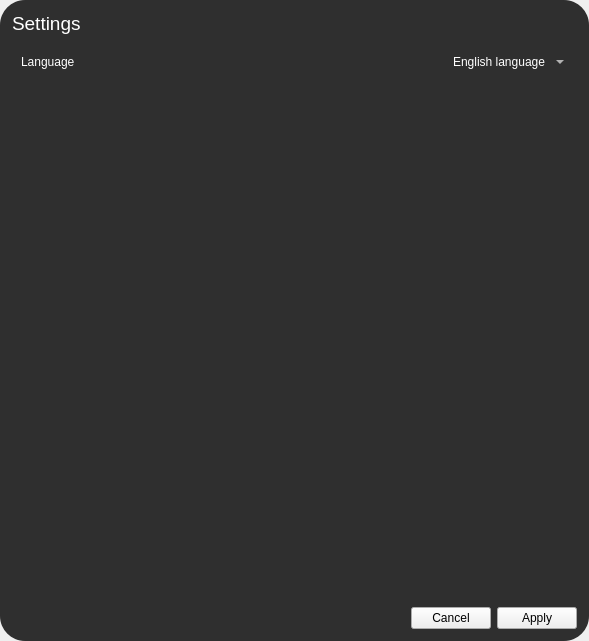
Old version of the form simple_gram_desktop/constructor_app/widgets/settings_widget.ui in the repository cuttlesystems/simplegram.
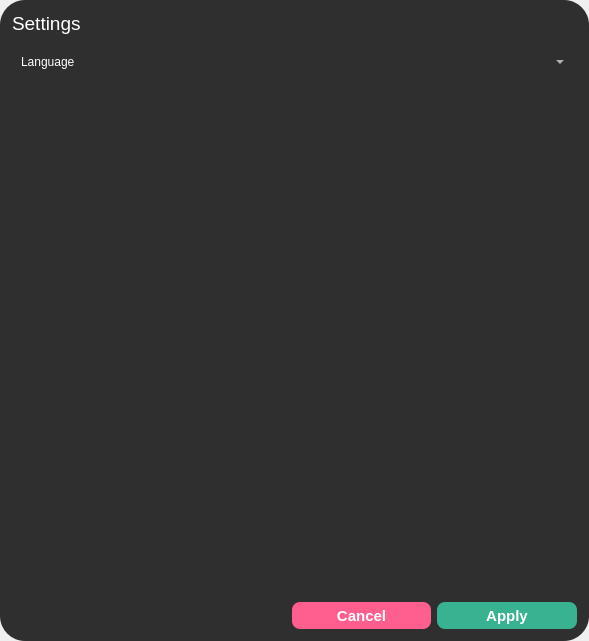
New version of the form.

Commit message: remove trash

The edit to the form file:
```diff
--- a/simple_gram_desktop/constructor_app/widgets/settings_widget.ui
+++ b/simple_gram_desktop/constructor_app/widgets/settings_widget.ui
@@ -101,7 +101,7 @@
            <x>0</x>
            <y>0</y>
            <width>565</width>
-           <height>551</height>
+           <height>548</height>
           </rect>
          </property>
          <property name="styleSheet">
@@ -155,23 +155,12 @@
               <property name="styleSheet">
                <string notr="true">QComboBox{
 color: white;
-}</string>
+}
+QComboBox QAbstractItemView {
+color:white;
+}
+</string>
               </property>
-              <item>
-               <property name="text">
-                <string>English language</string>
-               </property>
-              </item>
-              <item>
-               <property name="text">
-                <string>Русский язык</string>
-               </property>
-              </item>
-              <item>
-               <property name="text">
-                <string>Қазақ тілі</string>
-               </property>
-              </item>
              </widget>
             </item>
            </layout>
@@ -185,6 +174,9 @@
           </item>
           <item>
            <widget class="QListWidget" name="settings_list">
+            <property name="enabled">
+             <bool>false</bool>
+            </property>
             <property name="styleSheet">
              <string notr="true">QListWidget{
 background:transparent;
@@ -211,8 +203,54 @@
           </property>
          </spacer>
         </item>
+        <item>
+         <spacer name="horizontalSpacer_4">
+          <property name="orientation">
+           <enum>Qt::Horizontal</enum>
+          </property>
+          <property name="sizeHint" stdset="0">
+           <size>
+            <width>40</width>
+            <height>20</height>
+           </size>
+          </property>
+         </spacer>
+        </item>
         <item>
          <widget class="QPushButton" name="cancel_button">
+          <property name="sizePolicy">
+           <sizepolicy hsizetype="Expanding" vsizetype="Preferred">
+            <horstretch>0</horstretch>
+            <verstretch>0</verstretch>
+           </sizepolicy>
+          </property>
+          <property name="minimumSize">
+           <size>
+            <width>0</width>
+            <height>27</height>
+           </size>
+          </property>
+          <property name="font">
+           <font>
+            <pointsize>11</pointsize>
+            <bold>true</bold>
+           </font>
+          </property>
+          <property name="styleSheet">
+           <string notr="true">QPushButton{
+border:none;
+border-radius: 8px;
+background-color: #FF5F8F;
+color:white;
+}
+
+QPushButton::hover{
+border:none;
+border-radius: 8px;
+background-color: #ff5f78;
+color:white;
+}</string>
+          </property>
           <property name="text">
            <string>Cancel</string>
           </property>
@@ -220,6 +258,38 @@
         </item>
         <item>
          <widget class="QPushButton" name="apply_button">
+          <property name="sizePolicy">
+           <sizepolicy hsizetype="Expanding" vsizetype="Preferred">
+            <horstretch>0</horstretch>
+            <verstretch>0</verstretch>
+           </sizepolicy>
+          </property>
+          <property name="minimumSize">
+           <size>
+            <width>0</width>
+            <height>27</height>
+           </size>
+          </property>
+          <property name="font">
+           <font>
+            <pointsize>11</pointsize>
+            <bold>true</bold>
+           </font>
+          </property>
+          <property name="styleSheet">
+           <string notr="true">QPushButton{
+border:none;
+border-radius: 8px;
+background-color: #39B292;
+color:white;
+}
+QPushButton::hover{
+border:none;
+border-radius: 8px;
+background-color: #39c292;
+color:white;
+}</string>
+          </property>
           <property name="text">
            <string>Apply</string>
           </property>
```
The commit also changes 1 other file.
